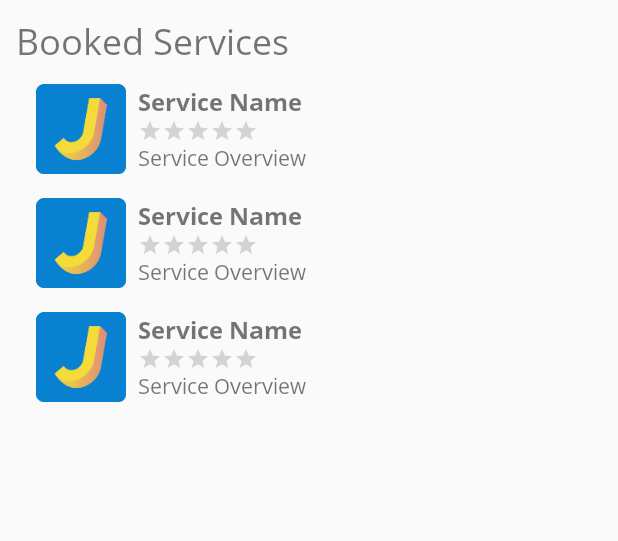
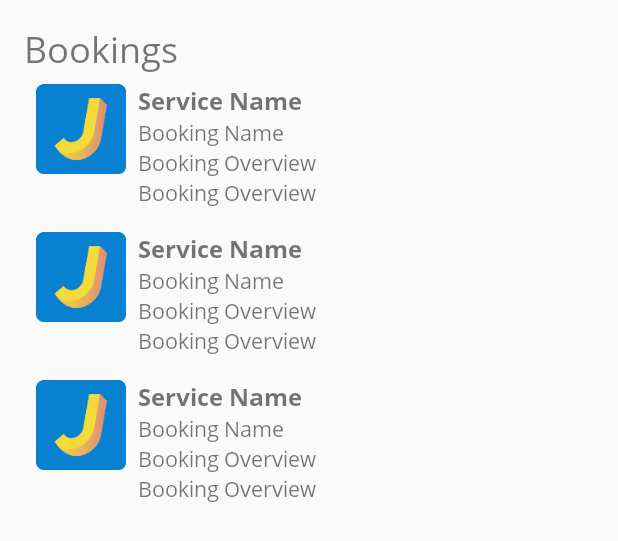
Before and after one commit to auliadil/Jasapedia, an Android app: the layout fragment_bookings.xml on its own in the app's theme, with its tools: preview values and no code run, on a phone screen of 412 x 824 dp. Shown: the top 541 px of the screen. Run offline under Robolectric (Android 15) with nearby library versions, the phone set to English and light mode, and no system bars.

Commit message:
nambah fragment bookings, alarm masih belum bener

```diff
--- a/app/build.gradle
+++ b/app/build.gradle
@@ -22,6 +22,7 @@ android {
 dependencies {
     implementation fileTree(dir: 'libs', include: ['*.jar'])
     implementation 'androidx.appcompat:appcompat:1.1.0'
+    implementation "com.android.support:support-compat:28.0.0"
     implementation 'androidx.constraintlayout:constraintlayout:1.1.3'
 
     // for navigation
--- a/app/src/main/java/id/ac/ui/cs/mobileprogramming/muhammadauliaadil/jasapedia/AddServiceActivity.java
+++ b/app/src/main/java/id/ac/ui/cs/mobileprogramming/muhammadauliaadil/jasapedia/AddServiceActivity.java
@@ -2,6 +2,7 @@ package id.ac.ui.cs.mobileprogramming.muhammadauliaadil.jasapedia;
 
 import androidx.annotation.NonNull;
 import androidx.appcompat.app.AppCompatActivity;
+import androidx.lifecycle.ViewModelProviders;
 
 import android.app.Activity;
 import android.content.Intent;
@@ -21,6 +22,8 @@ import android.widget.Toast;
 
 import com.google.android.material.bottomnavigation.BottomNavigationView;
 import com.google.android.material.floatingactionbutton.FloatingActionButton;
+
+import id.ac.ui.cs.mobileprogramming.muhammadauliaadil.jasapedia.viewmodels.ServiceViewModel;
 
 public class AddServiceActivity extends AppCompatActivity {
 
--- a/app/src/main/java/id/ac/ui/cs/mobileprogramming/muhammadauliaadil/jasapedia/AlertReceiver.java
+++ b/app/src/main/java/id/ac/ui/cs/mobileprogramming/muhammadauliaadil/jasapedia/AlertReceiver.java
@@ -3,6 +3,8 @@ package id.ac.ui.cs.mobileprogramming.muhammadauliaadil.jasapedia;
 import android.content.BroadcastReceiver;
 import android.content.Context;
 import android.content.Intent;
+import android.util.Log;
+
 import androidx.core.app.NotificationCompat;
 
 
--- a/app/src/main/java/id/ac/ui/cs/mobileprogramming/muhammadauliaadil/jasapedia/NotificationHelper.java
+++ b/app/src/main/java/id/ac/ui/cs/mobileprogramming/muhammadauliaadil/jasapedia/NotificationHelper.java
@@ -10,7 +10,7 @@ import androidx.core.app.NotificationCompat;
 
 
 public class NotificationHelper extends ContextWrapper {
-    public static final String channelID = "channelID";
+    public static final String channelID = "Jasapedia";
     public static final String channelName = "Channel Name";
 
     private NotificationManager mManager;
--- a/app/src/main/java/id/ac/ui/cs/mobileprogramming/muhammadauliaadil/jasapedia/databases/BookingDatabase.java
+++ b/app/src/main/java/id/ac/ui/cs/mobileprogramming/muhammadauliaadil/jasapedia/databases/BookingDatabase.java
@@ -13,7 +13,7 @@ import id.ac.ui.cs.mobileprogramming.muhammadauliaadil.jasapedia.daos.BookingDao
 import id.ac.ui.cs.mobileprogramming.muhammadauliaadil.jasapedia.models.Booking;
 import id.ac.ui.cs.mobileprogramming.muhammadauliaadil.jasapedia.models.Service;
 
-@Database(entities = {Booking.class, Service.class}, version = 1, exportSchema = false)
+@Database(entities = {Booking.class}, version = 3, exportSchema = false)
 public abstract class BookingDatabase extends RoomDatabase {
     private static BookingDatabase instance;
 
--- a/app/src/main/res/layout/fragment_bookings.xml
+++ b/app/src/main/res/layout/fragment_bookings.xml
@@ -3,22 +3,25 @@
     xmlns:tools="http://schemas.android.com/tools"
     android:layout_width="match_parent"
     android:layout_height="match_parent"
-    tools:context=".fragments.BookingsFragment">
+    xmlns:app="http://schemas.android.com/apk/res-auto"
+    app:layout_constraintBottom_toTopOf="parent"
+    android:layout_marginBottom="40dp"
+    tools:context=".fragments.HomeFragment">
 
     <TextView
-        android:id="@+id/tv_booked_services"
+        android:id="@+id/tv_bookings"
         android:layout_width="wrap_content"
         android:layout_height="wrap_content"
-        android:text="@string/bookings_services"
-        android:layout_marginLeft="16px"
-        android:layout_marginTop="16px"
-        style="@style/Headline1" />
+        android:text="@string/bookings"
+        android:layout_marginLeft="24px"
+        android:layout_marginTop="24px"
+        style="@style/Headline1"/>
 
     <androidx.recyclerview.widget.RecyclerView
         android:id="@+id/recycler_view"
         android:layout_width="match_parent"
         android:layout_height="match_parent"
-        android:layout_below="@+id/tv_booked_services"
+        android:layout_below="@+id/tv_bookings"
         android:layout_marginLeft="24px"
         android:layout_marginRight="24px"
         android:layout_marginTop="48dp"
--- a/app/src/main/res/layout/item_bookings.xml
+++ b/app/src/main/res/layout/item_bookings.xml
@@ -15,7 +15,7 @@
         android:padding="8dp">
 
         <ImageView
-            android:id="@+id/iv_service_image"
+            android:id="@+id/iv_booking_image"
             android:layout_width="60dp"
             android:layout_height="60dp"
             android:layout_alignParentStart="true"
@@ -24,10 +24,11 @@
 
         <LinearLayout
             android:layout_width="match_parent"
-            android:layout_height="match_parent"
+            android:layout_height="wrap_content"
             android:layout_marginStart="8dp"
             android:gravity="center_vertical"
             android:orientation="vertical">
+
 
             <TextView
                 android:id="@+id/tv_service_name"
@@ -36,20 +37,25 @@
                 android:text="Service Name"
                 style="@style/Body1"/>
 
-            <RatingBar
-                android:id="@+id/service_rating"
-                style="?android:attr/ratingBarStyleSmall"
+            <TextView
+                android:id="@+id/tv_booking_note"
                 android:layout_width="wrap_content"
                 android:layout_height="wrap_content"
-                android:numStars="5"
-                android:transformPivotX="0dp"
-                android:transformPivotY="0dp" />
+                android:text="Booking Name"
+                style="@style/Body2"/>
 
             <TextView
-                android:id="@+id/tv_service_overview"
+                android:id="@+id/tv_booking_date"
                 android:layout_width="wrap_content"
                 android:layout_height="wrap_content"
-                android:text="Service Overview"
+                android:text="Booking Overview"
+                style="@style/Body2"/>
+
+            <TextView
+                android:id="@+id/tv_booking_time"
+                android:layout_width="wrap_content"
+                android:layout_height="wrap_content"
+                android:text="Booking Overview"
                 style="@style/Body2"/>
 
         </LinearLayout>
```
Also changed, not shown: app/src/main/AndroidManifest.xml (+3 -9 lines), app/src/main/java/id/ac/ui/cs/mobileprogramming/muhammadauliaadil/jasapedia/AddBookingActivity.java (+24 -43 lines), app/src/main/java/id/ac/ui/cs/mobileprogramming/muhammadauliaadil/jasapedia/adapters/BookingAdapter.java (added, +79 -0 lines), app/src/main/java/id/ac/ui/cs/mobileprogramming/muhammadauliaadil/jasapedia/fragments/BookingsFragment.java (+39 -0 lines), app/src/main/java/id/ac/ui/cs/mobileprogramming/muhammadauliaadil/jasapedia/fragments/ServiceDetailsFragment.java (+23 -17 lines), app/src/main/java/id/ac/ui/cs/mobileprogramming/muhammadauliaadil/jasapedia/models/Booking.java (+9 -14 lines).
